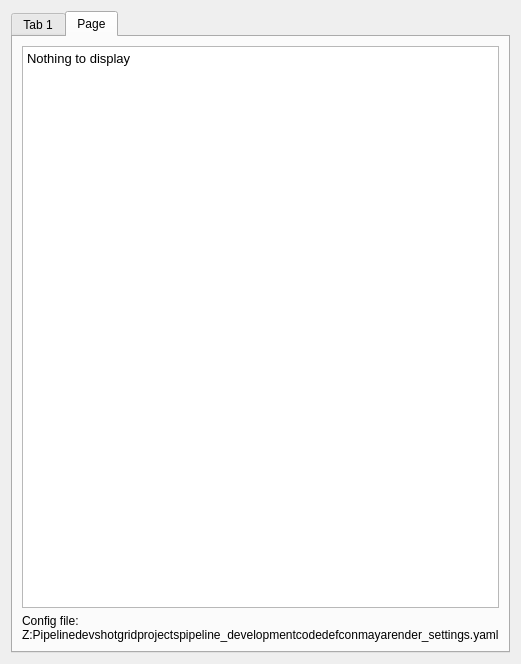
Old version of the form resources/dialog.ui in the repository rbraga3d/tk-multi-defcon.
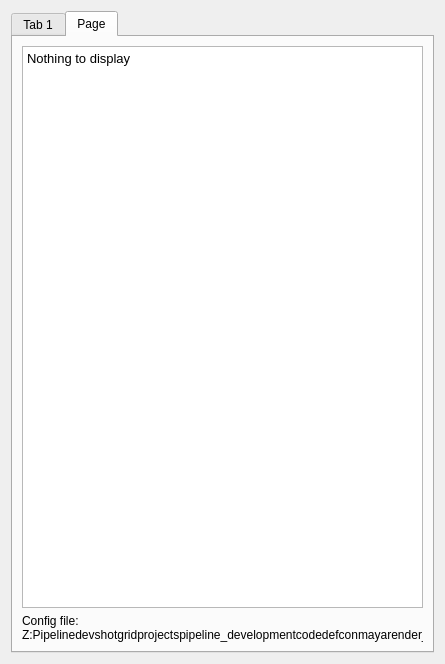
New version of the form. The open tabs and pages were chosen to show the change.

Commit message: Centralizado a tab de render settings

```diff
--- a/resources/dialog.ui
+++ b/resources/dialog.ui
@@ -6,7 +6,7 @@
    <rect>
     <x>0</x>
     <y>0</y>
-    <width>474</width>
+    <width>413</width>
     <height>664</height>
    </rect>
   </property>
@@ -247,7 +247,7 @@
          <item>
           <widget class="QLabel" name="config_file_label">
            <property name="sizePolicy">
-            <sizepolicy hsizetype="Preferred" vsizetype="Preferred">
+            <sizepolicy hsizetype="Ignored" vsizetype="Preferred">
              <horstretch>0</horstretch>
              <verstretch>0</verstretch>
             </sizepolicy>
```
The commit also changes 1 other file.
